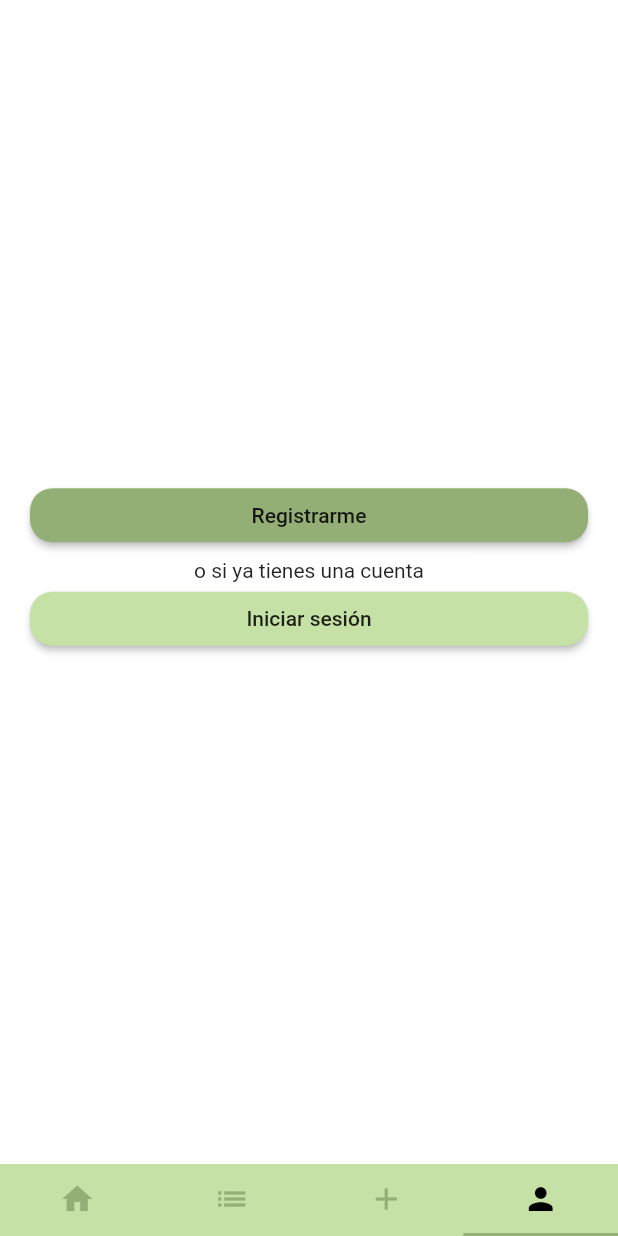
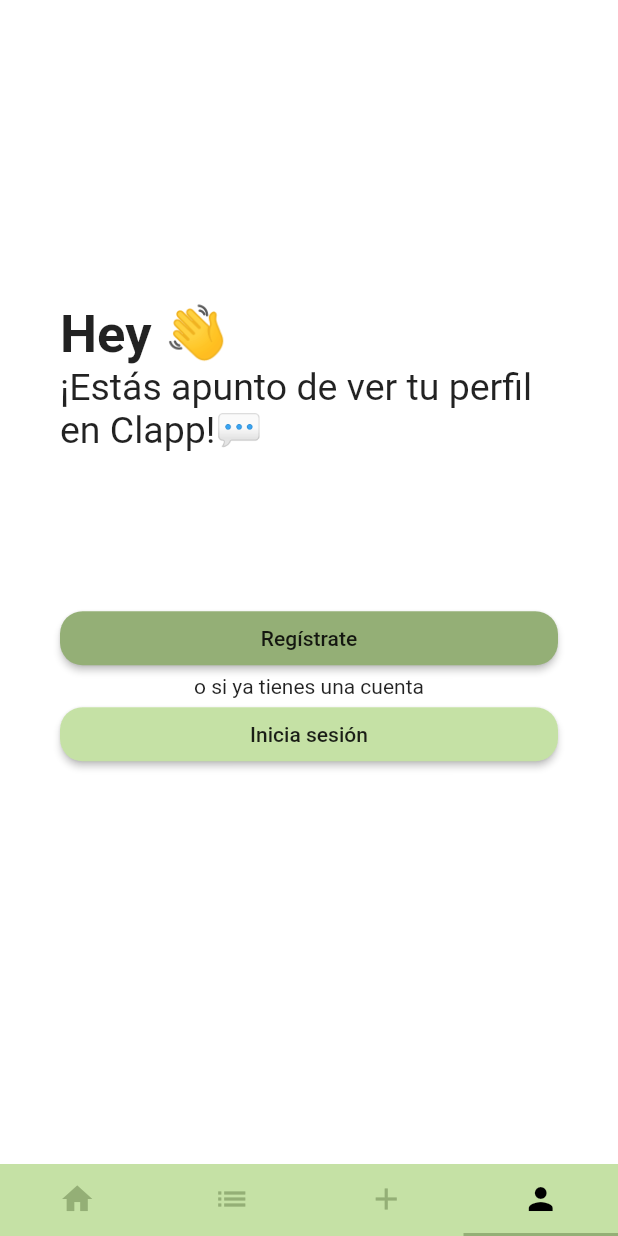
Before and after one commit to URVSquad/clapp, a Flutter app: the screen it shows after launch, item 4 of the bottom bar chosen, on a phone screen of 412 x 824 dp. Run offline on Flutter 3.47's test engine with Material 2 defaults, Android fonts, the phone set to English and light mode, and no system bars; our stand-ins replace flushbar, rounded_loading_button, shared_preferences; missing offline and left inert: amazon_cognito_identity_dart_2; Roboto replaces fonts that are missing (Cupertino, Hind).

Commit message:
Missing some user features, but everythin shoul be working.

```diff
--- a/lib/main.dart
+++ b/lib/main.dart
@@ -9,6 +9,9 @@
 const primaryColor = Color(0xffc5e1a5);
 const primaryColorLight = Color(0xfff8ffd7);
 const primaryColorDark = Color(0xff94af76);
+
+const title = TextStyle(fontSize: 35, fontWeight: FontWeight.bold);
+const subtitle = TextStyle(fontSize: 25);
 
 class MyApp extends StatelessWidget {
   @override
@@ -51,11 +54,6 @@
                 color: Colors.black,
               ),
           ),
-          textTheme: TextTheme(
-            headline: TextStyle(fontSize: 72.0, fontWeight: FontWeight.bold),
-            title: TextStyle(fontSize: 36.0, fontStyle: FontStyle.italic),
-            body1: TextStyle(fontSize: 14.0, fontFamily: 'Hind'),
-          ),
         ),
         home: InterfacePage(title: 'BeTogether',)
     );
--- a/lib/screens/interfaceScreen.dart
+++ b/lib/screens/interfaceScreen.dart
@@ -5,6 +5,7 @@
 import 'package:betogether/screens/user/singup_login_screen.dart';
 import 'package:betogether/services/cognito_service.dart';
 import 'package:amazon_cognito_identity_dart_2/src/cognito_user_pool.dart';
+import 'package:flushbar/flushbar.dart';
 import 'package:flutter/material.dart';
 import '../main.dart';
 import 'addScreen.dart';
@@ -14,8 +15,9 @@
 
 
 class InterfacePage extends StatefulWidget {
-  InterfacePage({Key key, this.title}) : super(key: key);
+  InterfacePage({Key key, this.title, this.flushbar}) : super(key: key);
   final String title;
+  Flushbar flushbar;
 
   @override
   _InterfacePageState createState() => _InterfacePageState();
@@ -25,16 +27,17 @@
 
   // User variables to share amongst all the screens
   UserService _userService;
-  User _user;
   bool _isAuthenticated = false;
 
   @override
   void initState() {
     final userPool = new CognitoUserPool(global.awsUserPoolId, global.awsClientId);
     _userService = new UserService(userPool);
-    _user = new User();
     _userService.init();
     super.initState();
+    if(widget.flushbar != null){
+      WidgetsBinding.instance.addPostFrameCallback((_) => {widget.flushbar..show(context)});
+    }
   }
 
   @override
--- a/lib/screens/user/singup_login_screen.dart
+++ b/lib/screens/user/singup_login_screen.dart
@@ -1,8 +1,11 @@
+
+import 'dart:async';
 
 import 'package:betogether/main.dart';
 import 'package:betogether/screens/user/profileScreen.dart';
 import 'package:betogether/screens/user/signup_screen.dart';
 import 'package:betogether/services/cognito_service.dart';
+import 'package:flushbar/flushbar.dart';
 import 'package:flutter/material.dart';
 import 'package:flutter/widgets.dart';
 import 'package:amazon_cognito_identity_dart_2/src/cognito_client_exceptions.dart';
@@ -12,40 +15,60 @@
 
 class SignupLoginScreen extends StatefulWidget {
 
+  SignupLoginScreen({Key key, this.flushbar}) : super(key: key);
+
+  Flushbar flushbar;
+
   @override
   _SignupLoginScreenState createState() => new _SignupLoginScreenState();
 }
 
 class _SignupLoginScreenState extends State<SignupLoginScreen> {
   final _userService = new UserService(global.userPool);
-
   bool _isAuthenticated = false;
 
+  @override
+  void initState() {
+    super.initState();
+    if(widget.flushbar != null){
+      WidgetsBinding.instance.addPostFrameCallback((_) => {widget.flushbar.show(context)});
+    }
+  }
   @override
   Widget build(BuildContext context) {
     final Size screenSize = MediaQuery.of(context).size;
     return new FutureBuilder(
         future: _getValues(),
-        builder: (context, AsyncSnapshot<UserService> snapshot) {
+        builder: (context, snapshot) {
           if (snapshot.hasData) {
             if (_isAuthenticated){
               return ProfileScreen();
             }
             else {
               return new Scaffold(
-                body: new Center(
+                body: new Container(
+                  margin: EdgeInsets.only(bottom:60, left: 40, right: 40),
                   child: new Column(
                     mainAxisAlignment: MainAxisAlignment.center,
                     children: <Widget>[
                       new Container(
-                        padding:
-                        new EdgeInsets.only(left: 20.0, right: 20.0, bottom: 5.0),
+                        margin: EdgeInsets.only(bottom: 100),
+                        child: new Column(
+                          crossAxisAlignment: CrossAxisAlignment.start,
+                          children: <Widget>[
+                            new Text('Hey 👋', style: TextStyle(fontSize: 35, fontWeight: FontWeight.bold, ),),
+                            new Text('¡Estás apunto de ver tu perfil en Clapp!💬', style: TextStyle(fontSize: 25),),
+
+                          ],
+                        ),
+                      ),
+                      new Center(
+                        child: new Container(
                           width: screenSize.width,
                           child: new RaisedButton(
                             color: primaryColorDark,
                             child: new Text(
-                            'Registrarme',
-
+                              'Regístrate',
                             ),
                             onPressed: () {
                               Navigator.push(
@@ -56,16 +79,13 @@
                             },
                           ),
                         ),
-                      new Center(
-                        child: new Text('o si ya tienes una cuenta'),
                       ),
+                      new Text('o si ya tienes una cuenta'),
                       new Container(
-                        padding:
-                        new EdgeInsets.only(left: 20.0, right: 20.0, bottom: 20.0),
                         width: screenSize.width,
                         child: new RaisedButton(
                           child: new Text(
-                            'Iniciar sesión',
+                            'Inicia sesión',
                           ),
                           onPressed: () {
                             Navigator.push(
@@ -78,7 +98,7 @@
                       ),
                     ],
                   ),
-                ),
+                )
               );
             }
 
@@ -98,7 +118,6 @@
 
   }
 
-
   Future<UserService> _getValues() async {
     await _userService.init();
     _isAuthenticated = await _userService.checkAuthenticated();
--- a/pubspec.yaml
+++ b/pubspec.yaml
@@ -26,6 +26,7 @@
   amazon_cognito_identity_dart_2: ^0.1.12+2
   shared_preferences: "^0.4.1"
   flushbar: ^1.10.0
+  rounded_loading_button: ^1.0.0
 
 dev_dependencies:
   flutter_test:
```
Also changed, not shown: lib/screens/modals/flushbar_modal.dart (added, +28 -0 lines), lib/screens/user/confirmation_screen.dart (+53 -26 lines), lib/screens/user/login_screen.dart (+102 -52 lines), lib/screens/user/profileScreen.dart (+9 -16 lines), lib/screens/user/signup_screen.dart (+9 -42 lines), lib/screens/validators.dart (added, +34 -0 lines), pubspec.lock. Lines whose indentation alone changed are shown as unchanged.
